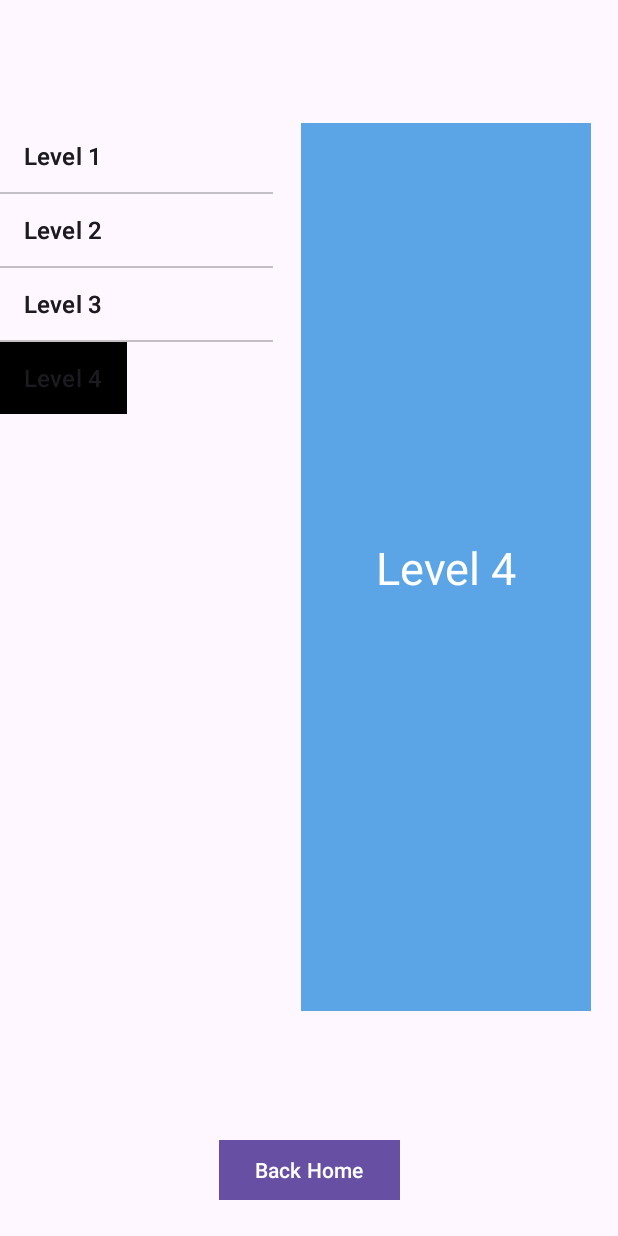
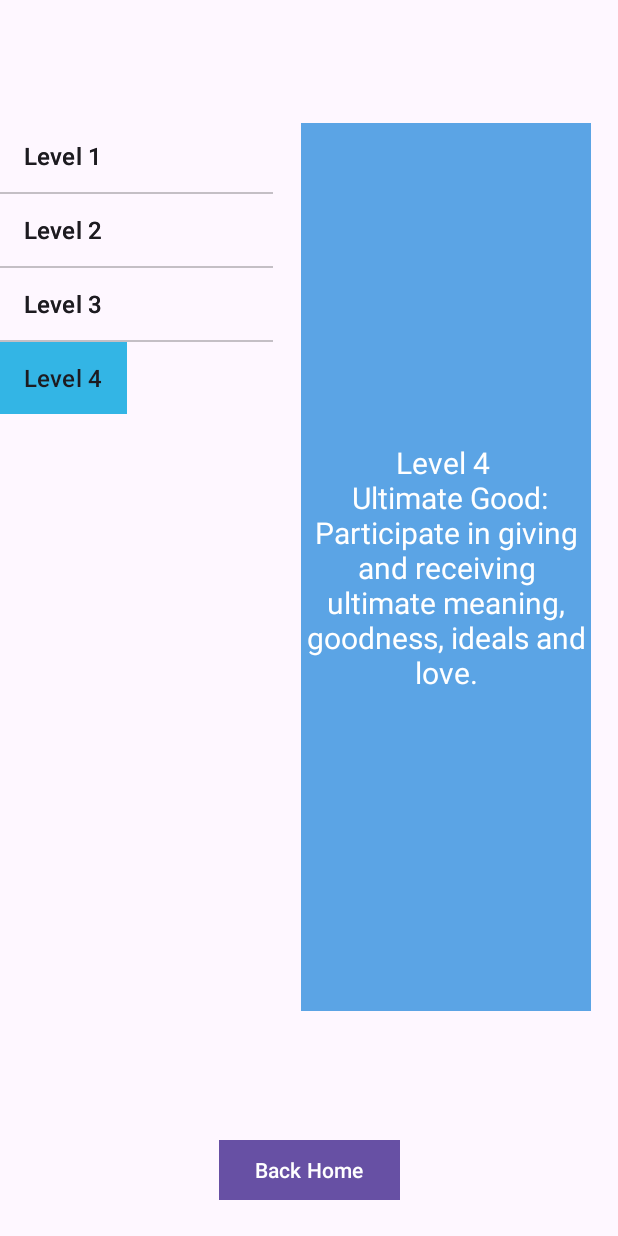
Before and after one commit to oviematthew/fragmentListViewDialog, an Android app: the DetailsFragment screen opened directly, with no data from a screen before it, after a tap on "Level 4", on a phone screen of 412 x 824 dp. Run offline under Robolectric (Android 15) with nearby library versions, the phone set to English and light mode, and no system bars; 3 other taps on this screen came first.

Commit message:
completed instructions activity

```diff
--- a/app/src/main/java/com/example/lab1/DetailsFragment.kt
+++ b/app/src/main/java/com/example/lab1/DetailsFragment.kt
@@ -22,6 +22,12 @@ class DetailsFragment : Fragment() {
     }
 
     fun change(levelName: String?) {
-        binding.levelValue.text = levelName
+        when (levelName) {
+            "Level 1" -> binding.levelValue.text = "Level 1 \n Immediate Gratification: Pleasure and minimize pain"
+            "Level 2" -> binding.levelValue.text = "Level 2 \n Comparative/Personal Achievement: Ego Centeredness, better than, gain advantage"
+            "Level 3" -> binding.levelValue.text = "Level 3 \n Contributive: Do good beyond self, Make an optimal positive difference for others"
+            "Level 4" -> binding.levelValue.text = "Level 4 \n Ultimate Good: Participate in giving and receiving ultimate meaning, goodness, ideals and love."
+            else -> binding.levelValue.text = levelName
+        }
     }
 }
--- a/app/src/main/java/com/example/lab1/LevelsFragment.kt
+++ b/app/src/main/java/com/example/lab1/LevelsFragment.kt
@@ -41,7 +41,7 @@ class LevelsFragment : ListFragment() {
         (activity as? ICommunicator)?.passLevelsInfo(levels[position])
 
         // selected item color
-        listView.setSelector(android.R.color.black)
+        listView.setSelector(android.R.color.holo_blue_light)
 
     }
 
--- a/app/src/main/res/layout/fragment_details.xml
+++ b/app/src/main/res/layout/fragment_details.xml
@@ -13,7 +13,8 @@
         android:layout_width="wrap_content"
         android:layout_height="wrap_content"
         android:textColor="#ffffff"
-        android:textSize="30sp"
+        android:textSize="20sp"
+        android:textAlignment="center"
         app:layout_constraintBottom_toBottomOf="parent"
         app:layout_constraintEnd_toEndOf="parent"
         app:layout_constraintStart_toStartOf="parent"
```
